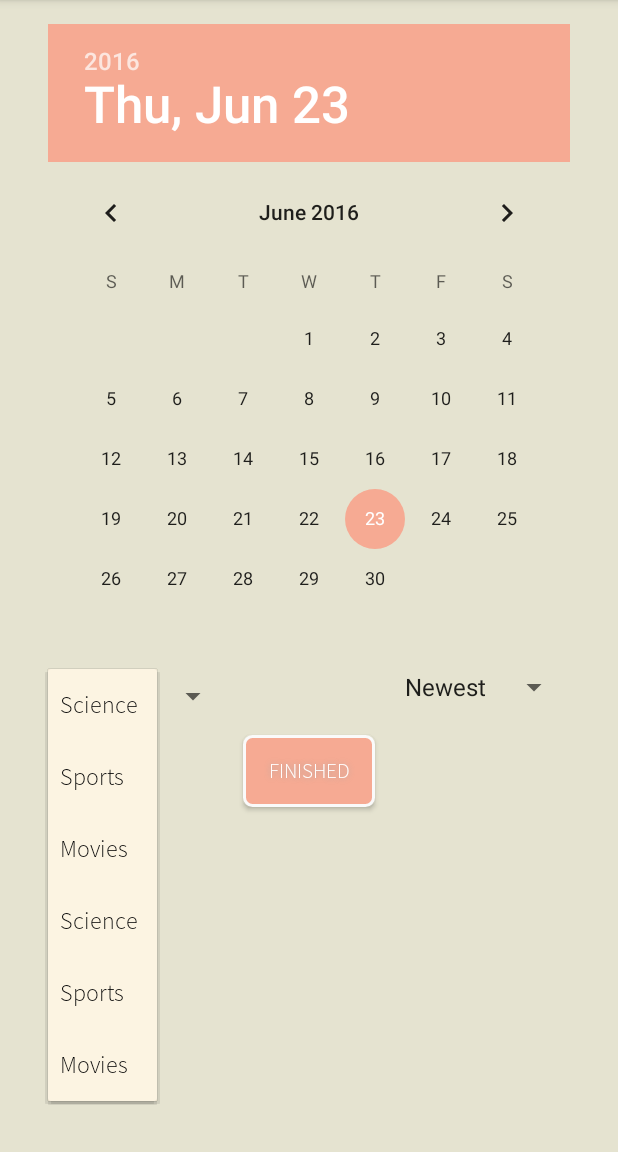
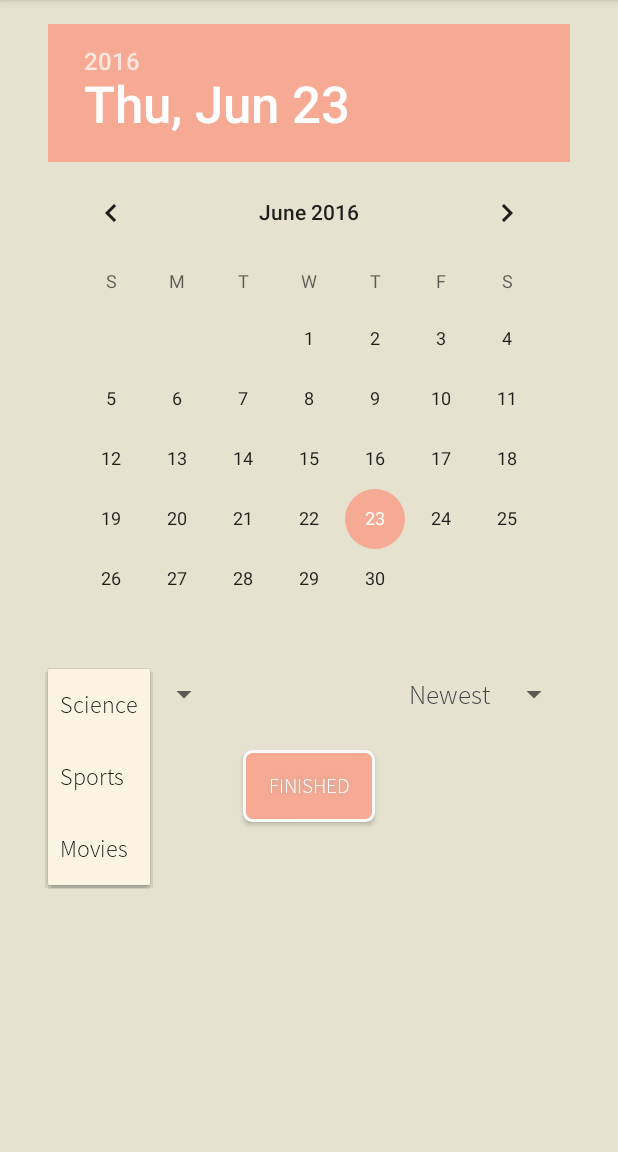
Before and after one commit to claireshu/NYSearchTimes, an Android app: the FilterActivity screen opened directly, with no data from a screen before it, after a tap on "Science", on a phone screen of 412 x 824 dp, the part 84-1236 px from its top. Run offline under Robolectric (Android 15) with nearby library versions, the phone set to English and light mode, and no system bars; Roboto replaces fonts that are not available here.

Commit message:
fonts on spinner changed

```diff
--- a/app/src/main/java/com/claireshu/nysearchtimes_/FilterActivity.java
+++ b/app/src/main/java/com/claireshu/nysearchtimes_/FilterActivity.java
@@ -25,8 +25,10 @@ import java.util.Calendar;
 
 public class FilterActivity extends AppCompatActivity {
     Typeface font;
-    ArrayAdapter spinnerAdapter;
+    ArrayAdapter spinnerNewsDeskAdapter;
     Spinner spNewsSpinner;
+    Spinner spSortSpinner;
+    ArrayAdapter spinnerSortAdapter;
 
     @Override
     protected void onCreate(Bundle savedInstanceState) {
@@ -49,23 +51,14 @@ public class FilterActivity extends AppCompatActivity {
         btFilter.setTypeface(font);
 
         spNewsSpinner = (Spinner) findViewById(R.id.spinner_news_desk);
-//        SpinnerArrayAdapter mySpinnerArrayAdapter = new SpinnerArrayAdapter(this, R.layout.spinner_style);
-//        mySpinnerArrayAdapter.setDropDownViewResource(R.layout.spinner_style);
-//        mySpinnerArrayAdapter.addAll(Arrays.asList(getResources().getStringArray(
-//                R.array.news_desk_arrays)));
-//        spNewsSpinner.setAdapter(mySpinnerArrayAdapter);
 //
-//        spinnerAdapter = ArrayAdapter.createFromResource(this,
-//                R.array.news_desk_arrays, R.layout.spinner_style);
-//        spinnerAdapter.addAll(Arrays.asList(getResources().getStringArray(
-//                R.array.news_desk_arrays)));
 
         ArrayList<String> newsDeskValues = new ArrayList<>();
         newsDeskValues.add("Science");
         newsDeskValues.add("Sports");
         newsDeskValues.add("Movies");
 
-        spinnerAdapter = new ArrayAdapter(this, R.layout.spinner_style, newsDeskValues){
+        spinnerNewsDeskAdapter = new ArrayAdapter(this, R.layout.spinner_style, newsDeskValues){
             public View getView(int position, View convertView, ViewGroup parent)
             {
                 View v = super.getView(position, convertView, parent);
@@ -82,15 +75,16 @@ public class FilterActivity extends AppCompatActivity {
             }
 
         };
-        spinnerAdapter.setDropDownViewResource(android.R.layout.simple_spinner_dropdown_item);
-        spNewsSpinner.setAdapter(spinnerAdapter);
+        spinnerNewsDeskAdapter.setDropDownViewResource(android.R.layout.simple_spinner_dropdown_item);
+        spNewsSpinner.setAdapter(spinnerNewsDeskAdapter);
 
-        ArrayList<String> newsDeskValues = new ArrayList<>();
-        newsDeskValues.add("Science");
-        newsDeskValues.add("Sports");
-        newsDeskValues.add("Movies");
+        spSortSpinner = (Spinner) findViewById(R.id.spinner_sort);
 
-        spinnerAdapter = new ArrayAdapter(this, R.layout.spinner_style, newsDeskValues){
+        ArrayList<String> sortValues = new ArrayList<>();
+        sortValues.add("Newest");
+        sortValues.add("Oldest");
+
+        spinnerSortAdapter = new ArrayAdapter(this, R.layout.spinner_style, sortValues){
             public View getView(int position, View convertView, ViewGroup parent)
             {
                 View v = super.getView(position, convertView, parent);
@@ -107,8 +101,8 @@ public class FilterActivity extends AppCompatActivity {
             }
 
         };
-        spinnerAdapter.setDropDownViewResource(android.R.layout.simple_spinner_dropdown_item);
-        spNewsSpinner.setAdapter(spinnerAdapter);
+        spinnerSortAdapter.setDropDownViewResource(android.R.layout.simple_spinner_dropdown_item);
+        spSortSpinner.setAdapter(spinnerSortAdapter);
     }
 
     public void returnFilters(View view) {
--- a/app/src/main/res/layout/spinner_style.xml
+++ b/app/src/main/res/layout/spinner_style.xml
@@ -25,8 +25,8 @@
     xmlns:android="http://schemas.android.com/apk/res/android"
     android:layout_width="match_parent"
     android:layout_height="wrap_content"
-    android:textSize="20sp"
-    android:gravity="left"
-    android:textColor="#FF0000"
+    android:textSize="18sp"
+    android:gravity="center"
+    android:textColor="#3D4045"
     android:padding="5dp"
     />
```
